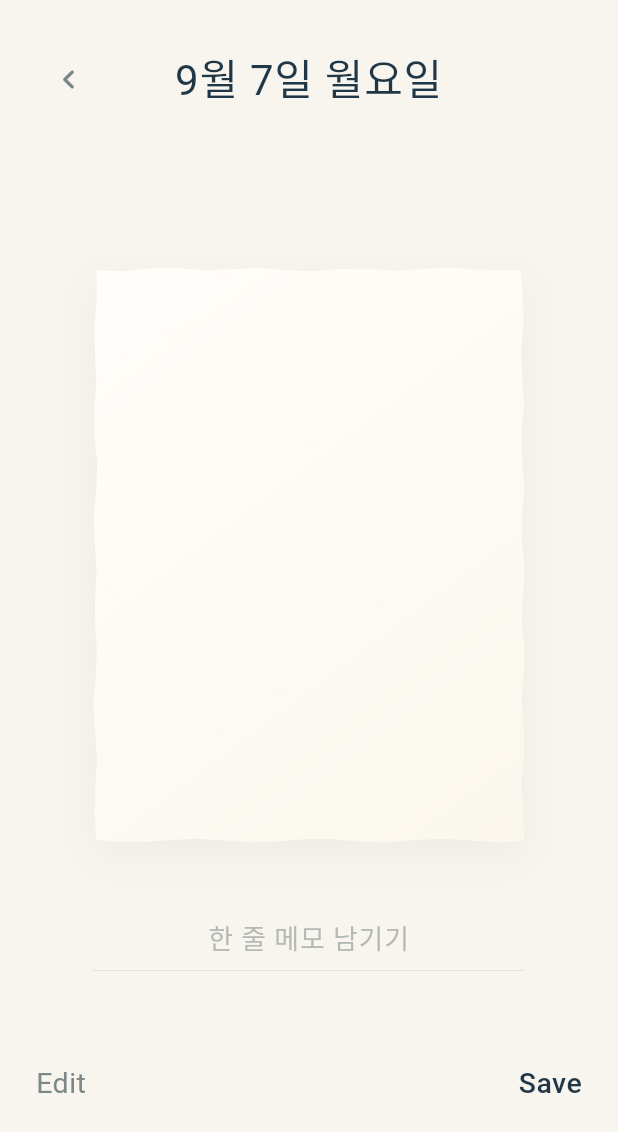
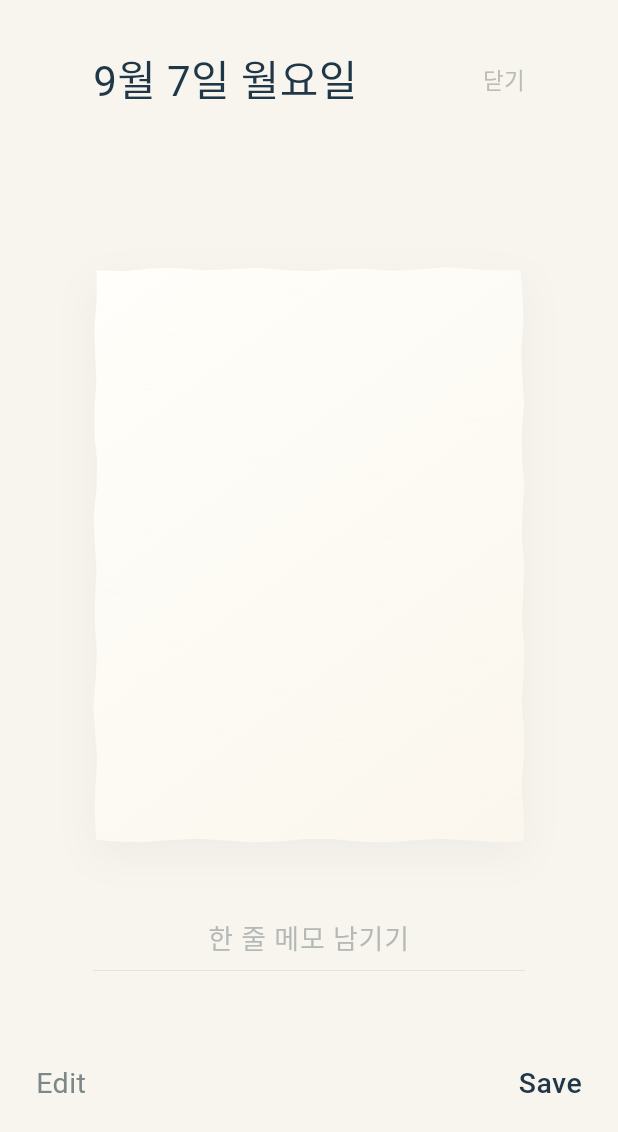
Before and after one commit to minseo-1129/ood-calendar, a Flutter app: the ComposeCardScreen screen opened directly with empty values, on a phone screen of 412 x 824 dp. Shown: the top 1132 px of the screen. Run offline on Flutter 3.47's test engine with Material 3 defaults, Android fonts, the phone set to English and light mode, and no system bars; our stand-ins replace google_fonts, shared_preferences; accounts and stored records are empty; Roboto replaces fonts that are missing (Gaegu).

Commit message:
Match daily headers and dialog labels to prototype

```diff
--- a/lib/widgets/daily_layout.dart
+++ b/lib/widgets/daily_layout.dart
@@ -26,8 +26,6 @@
     final media = MediaQuery.of(context);
     final widthLimit = media.size.width - horizontalPadding * 2;
 
-    // Keep a small safety margin so fractional logical pixels on different
-    // Android devices never push the fixed daily-screen column into overflow.
     const verticalSafety = 6.0;
     final safeHeight =
         media.size.height - media.padding.top - media.padding.bottom;
@@ -151,9 +149,59 @@
 
   @override
   Widget build(BuildContext context) {
-    return OodHeader(
-      title: drawingDateLabel(date),
-      onBack: onBack,
+    return LayoutBuilder(
+      builder: (context, constraints) {
+        final width = math.min(
+          DailyLayoutMetrics.paperMaxWidth,
+          constraints.maxWidth,
+        );
+
+        return Center(
+          child: SizedBox(
+            width: width,
+            height: DailyLayoutMetrics.headerHeight,
+            child: Row(
+              children: [
+                Expanded(
+                  child: Text(
+                    drawingDateLabel(date),
+                    maxLines: 1,
+                    overflow: TextOverflow.fade,
+                    softWrap: false,
+                    style: GoogleFonts.gaegu(
+                      fontSize: 28,
+                      height: 1,
+                      fontWeight: FontWeight.w400,
+                      color: kInk,
+                    ),
+                  ),
+                ),
+                const SizedBox(width: 12),
+                GestureDetector(
+                  onTap: onBack,
+                  behavior: HitTestBehavior.opaque,
+                  child: SizedBox(
+                    width: 44,
+                    height: 44,
+                    child: Align(
+                      alignment: Alignment.centerRight,
+                      child: Text(
+                        '닫기',
+                        style: GoogleFonts.gaegu(
+                          fontSize: 15,
+                          height: 1,
+                          fontWeight: FontWeight.w400,
+                          color: kSoftInk,
+                        ),
+                      ),
+                    ),
+                  ),
+                ),
+              ],
+            ),
+          ),
+        );
+      },
     );
   }
 }
@@ -257,8 +305,8 @@
   required BuildContext context,
   required String title,
   required String message,
-  String cancelLabel = 'Cancel',
-  String confirmLabel = 'Okay',
+  String cancelLabel = '취소',
+  String confirmLabel = '확인',
 }) async {
   final result = await showDialog<bool>(
     context: context,
```
